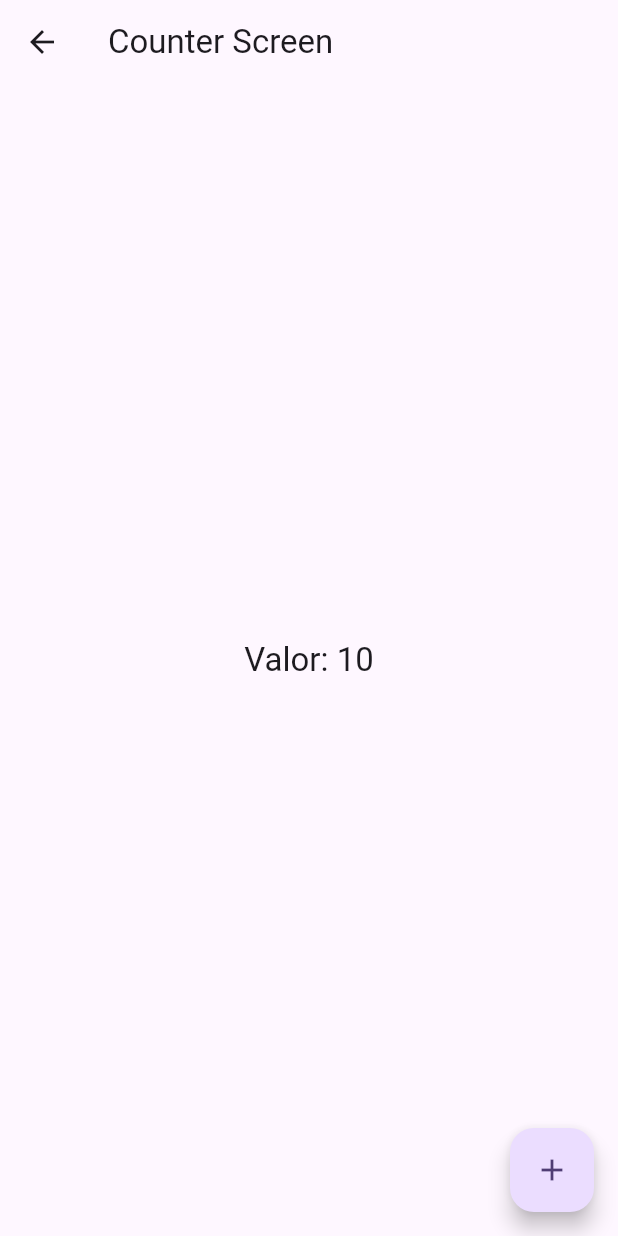
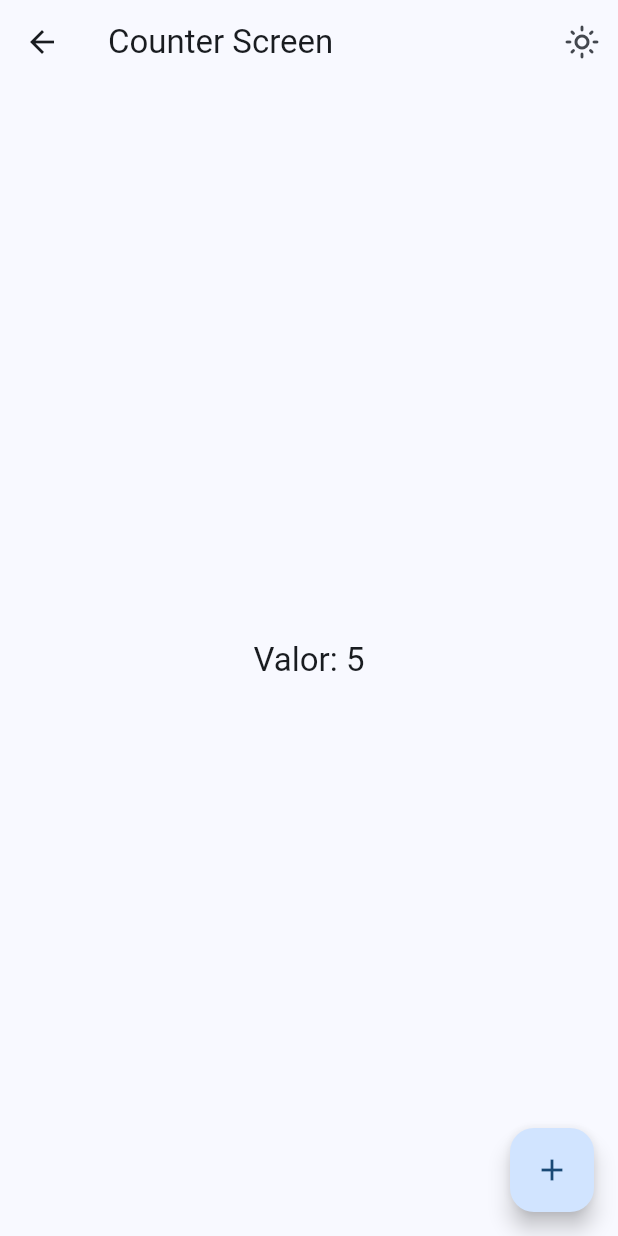
Before and after one commit to gabrielvejar/widgets_app, a Flutter app: the screen it shows after launch, after a tap on "Riverpod Counter", on a phone screen of 412 x 824 dp. Run offline on Flutter 3.47's test engine with Material 3 defaults, Android fonts, the phone set to English and light mode, and no system bars; our stand-ins replace animate_do, flutter_riverpod, go_router.

```diff
--- a/lib/config/menu/menu_items.dart
+++ b/lib/config/menu/menu_items.dart
@@ -69,4 +69,10 @@ const appMenuItems = <MenuItem>[
     link: '/infinite',
     icon: Icons.list_alt_rounded
   ),
+  MenuItem(
+    title: 'Cambiar tema',
+    subtitle: 'Cambiar tema de la aplicación',
+    link: '/theme-changer',
+    icon: Icons.color_lens_outlined
+  ),
 ];
--- a/lib/config/router/app_router.dart
+++ b/lib/config/router/app_router.dart
@@ -55,5 +55,10 @@ final appRouter = GoRouter(
       name: CounterScreen.name,
       builder: (context, state) => const CounterScreen(),
     ),
+    GoRoute(
+      path: '/theme-changer',
+      name: ThemeChangerScreen.name,
+      builder: (context, state) => const ThemeChangerScreen(),
+    ),
   ],
 );
--- a/lib/config/theme/app_theme.dart
+++ b/lib/config/theme/app_theme.dart
@@ -5,23 +5,26 @@ const colorList = <Color>[
   Colors.teal,
   Colors.green,
   Colors.red,
+  Colors.yellow,
   Colors.pink,
   Colors.purple,
-  Colors.deepPurple
 ];
 
 class AppTheme {
   final int selectedColor;
+  final bool isDarkMode;
 
   AppTheme({
-    this.selectedColor = 0
+    this.selectedColor = 0,
+    this.isDarkMode = false,
   }): assert(selectedColor >= 0, 'selectedColor must be >= 0'),
       assert(selectedColor < colorList.length, 'selectedColor must be < ${colorList.length}');
 
   ThemeData getTheme() => ThemeData(
     useMaterial3: true,
+    brightness: isDarkMode ? Brightness.dark : Brightness.light,
     colorSchemeSeed: colorList[selectedColor],
-    appBarTheme: AppBarTheme(
+    appBarTheme: const AppBarTheme(
       centerTitle: false
     )
   );
--- a/lib/main.dart
+++ b/lib/main.dart
@@ -1,21 +1,31 @@
 import 'package:flutter/material.dart';
+import 'package:flutter_riverpod/flutter_riverpod.dart';
 import 'package:widgets_app/config/router/app_router.dart';
 import 'package:widgets_app/config/theme/app_theme.dart';
+import 'package:widgets_app/presentation/providers/theme_provider.dart';
 
 void main() {
-  runApp(const MainApp());
+  runApp(
+    const ProviderScope(
+      child: MainApp()
+    ));
 }
 
-class MainApp extends StatelessWidget {
+class MainApp extends ConsumerWidget {
   const MainApp({super.key});
 
   @override
-  Widget build(BuildContext context) {
+  Widget build(BuildContext context, WidgetRef ref) {
+    final selectedColor = ref.watch(selectedColorProvider);
+    final isDarkMode = ref.watch(isDarkmodeProvider);
     return MaterialApp.router(
       title: 'Flutter widgets',
       routerConfig: appRouter,
       debugShowCheckedModeBanner: false,
-      theme: AppTheme(selectedColor: 6).getTheme(),
+      theme: AppTheme(
+        selectedColor: selectedColor,
+        isDarkMode: isDarkMode,
+        ).getTheme(),
     );
   }
 }
--- /dev/null
+++ b/lib/presentation/providers/counter_provider.dart
@@ -0,0 +1,3 @@
+import 'package:flutter_riverpod/flutter_riverpod.dart';
+
+final counterProvider = StateProvider((ref) => 5);
--- /dev/null
+++ b/lib/presentation/providers/theme_provider.dart
@@ -0,0 +1,11 @@
+import 'package:flutter_riverpod/flutter_riverpod.dart';
+import 'package:widgets_app/config/theme/app_theme.dart';
+
+// Listado de colores
+final colorListProvider = Provider((ref) => colorList);
+
+// Bool indicador de dark theme
+final isDarkmodeProvider = StateProvider((ref) => false);
+
+// Un simple int indicador del indice del color seleccionado
+final selectedColorProvider = StateProvider((ref) => 0);
--- a/lib/presentation/screens/counter/counter_screen.dart
+++ b/lib/presentation/screens/counter/counter_screen.dart
@@ -1,19 +1,42 @@
 import 'package:flutter/material.dart';
+import 'package:flutter_riverpod/flutter_riverpod.dart';
+import 'package:widgets_app/presentation/providers/counter_provider.dart';
+import 'package:widgets_app/presentation/providers/theme_provider.dart';
 
-class CounterScreen extends StatelessWidget {
+class CounterScreen extends ConsumerWidget {
   static const name = 'counter_screen';
 
   const CounterScreen({super.key});
 
   @override
-  Widget build(BuildContext context) {
+  Widget build(BuildContext context, WidgetRef ref) {
+
+    // RIVERPOD Observar el estado
+    final int clickCounter = ref.watch(counterProvider);
+    final bool isDarkMode = ref.watch(isDarkmodeProvider);
+
+
     return Scaffold(
-      appBar: AppBar(title: const Text('Counter Screen')),
+      appBar: AppBar(
+        title: const Text('Counter Screen'),
+        actions: [
+          IconButton(
+            onPressed: (){
+              ref.read(isDarkmodeProvider.notifier).update((state) => !state);
+            },
+            icon: Icon(isDarkMode ? Icons.dark_mode_outlined : Icons.light_mode_outlined )
+          )
+        ],
+      ),
       body: Center(
-        child: Text('Valor: 10', style: Theme.of(context).textTheme.titleLarge),
+        child: Text('Valor: $clickCounter', style: Theme.of(context).textTheme.titleLarge),
       ),
       floatingActionButton: FloatingActionButton(
-        onPressed: () {},
+        onPressed: () {
+          // RIVERPOD Actualizar el estado
+          ref.read(counterProvider.notifier).state ++;
+          // ref.read(counterProvider.notifier).update((state) => state + 10);
+        },
         child: const Icon(Icons.add),
       ),
     );
--- a/lib/presentation/screens/screens.dart
+++ b/lib/presentation/screens/screens.dart
@@ -1,10 +1,11 @@
-export 'package:widgets_app/presentation/screens/counter/counter_screen.dart';
 export 'package:widgets_app/presentation/screens/animated/animated_screen.dart';
 export 'package:widgets_app/presentation/screens/app_tutorial/app_tutorial_screen.dart';
 export 'package:widgets_app/presentation/screens/buttons/buttons_screen.dart';
 export 'package:widgets_app/presentation/screens/cards/cards_screen.dart';
+export 'package:widgets_app/presentation/screens/counter/counter_screen.dart';
 export 'package:widgets_app/presentation/screens/home/home_screen.dart';
 export 'package:widgets_app/presentation/screens/infinite_scroll/infinite_scroll_screen.dart';
 export 'package:widgets_app/presentation/screens/progress_screen/progress_screen.dart';
 export 'package:widgets_app/presentation/screens/snackbar/snackbar_screen.dart';
+export 'package:widgets_app/presentation/screens/theme_changer/theme_changer_screen.dart';
 export 'package:widgets_app/presentation/screens/ui_controls/ui_controls_screen.dart';
--- a/pubspec.yaml
+++ b/pubspec.yaml
@@ -10,6 +10,7 @@ dependencies:
   animate_do: ^4.2.0
   flutter:
     sdk: flutter
+  flutter_riverpod: ^2.6.1
   go_router: ^15.1.2
 
 dev_dependencies:
```
Also changed, not shown: lib/presentation/screens/theme_changer/theme_changer_screen.dart (added, +58 -0 lines), pubspec.lock.
